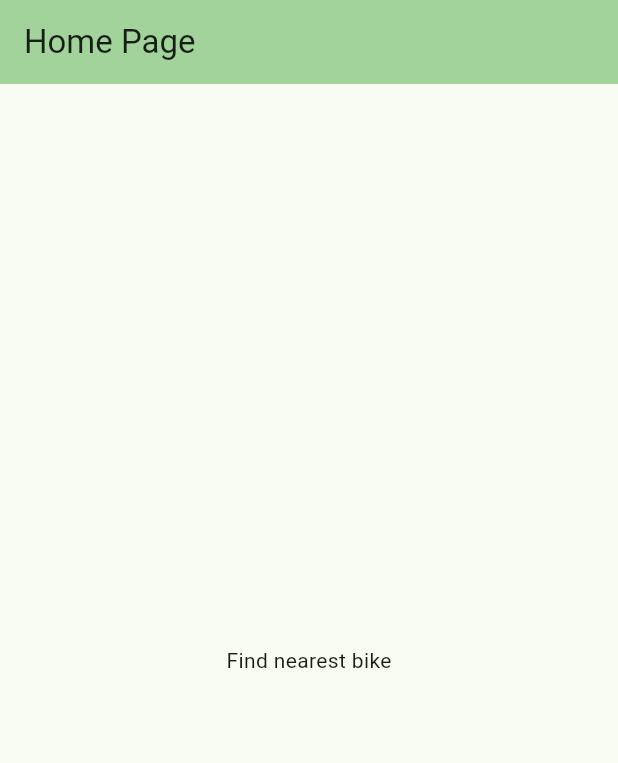
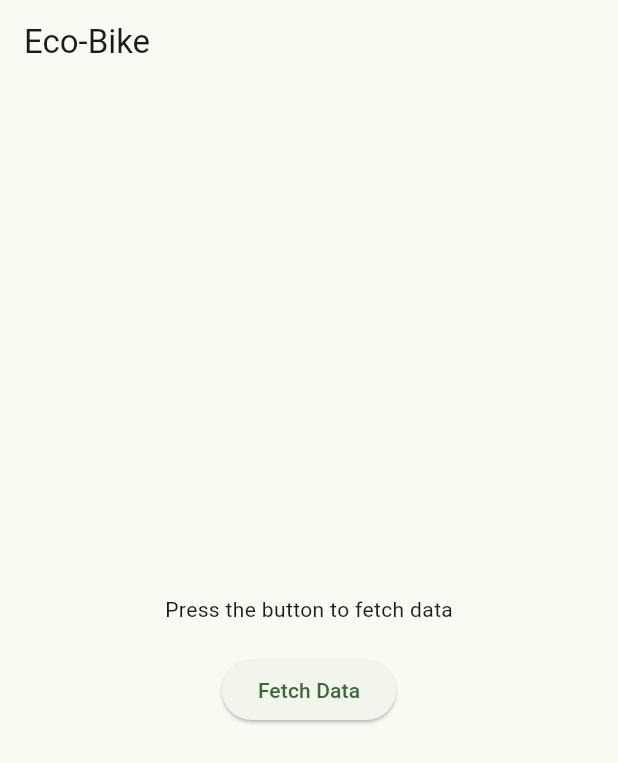
Before and after one commit to JamesRenn-ie/BrisHack25, a Flutter app: the screen it shows after launch, on a phone screen of 412 x 824 dp. Shown: the top 763 px of the screen. Run offline on Flutter 3.47's test engine with Material 3 defaults, Android fonts, the light colour scheme and no system bars; our stand-ins replace flutter_bloc.

Commit message:
added backend localhost flask thing

```diff
--- /dev/null
+++ b/EcoBike/lib/backend_bloc.dart
@@ -0,0 +1,15 @@
+import 'package:flutter_bloc/flutter_bloc.dart';
+import 'package:http/http.dart' as http;
+
+class BackendBloc extends Cubit<String> {
+  BackendBloc() : super('');
+
+  Future<void> fetchData() async {
+    final response = await http.get(Uri.parse('http://localhost:5000/api/data'));
+    if (response.statusCode == 200) {
+      emit(response.body);
+    } else {
+      emit('Failed to fetch data');
+    }
+  }
+}
--- a/EcoBike/lib/main.dart
+++ b/EcoBike/lib/main.dart
@@ -1,4 +1,6 @@
 import 'package:flutter/material.dart';
+import 'package:flutter_bloc/flutter_bloc.dart';
+import 'backend_bloc.dart';
 
 void main() {
   runApp(const MyApp());
@@ -7,7 +9,6 @@ void main() {
 class MyApp extends StatelessWidget {
   const MyApp({super.key});
 
-  // This widget is the root of your application.
   @override
   Widget build(BuildContext context) {
     return MaterialApp(
@@ -16,41 +17,43 @@ class MyApp extends StatelessWidget {
         colorScheme: ColorScheme.fromSeed(seedColor: Colors.green),
         useMaterial3: true,
       ),
-      home: const MyHomePage(title: 'Home Page'),
+      home: BlocProvider(
+        create: (context) => BackendBloc(),
+        child: MyHomePage(),
+      ),
     );
   }
 }
 
-class MyHomePage extends StatefulWidget {
-  const MyHomePage({super.key, required this.title});
-
-
-  final String title;
-
-  @override
-  State<MyHomePage> createState() => _MyHomePageState();
-}
-
-class _MyHomePageState extends State<MyHomePage> {
-
+class MyHomePage extends StatelessWidget {
+  const MyHomePage({super.key});
 
   @override
   Widget build(BuildContext context) {
     return Scaffold(
-      appBar: AppBar(
-        backgroundColor: Theme.of(context).colorScheme.inversePrimary,
-        title: Text(widget.title),
-      ),
+      appBar: AppBar(title: Text("Eco-Bike")),
       body: Center(
         child: Column(
           mainAxisAlignment: MainAxisAlignment.center,
-          children: <Widget>[
-            const Text(
-              'Find nearest bike',
+          children: [
+            BlocBuilder<BackendBloc, String>(
+              builder: (context, state) {
+                if (state.isEmpty) {
+                  return Text("Press the button to fetch data");
+                }
+                return Text(state);
+              },
+            ),
+            const SizedBox(height: 20),
+            ElevatedButton(
+              onPressed: () {
+                context.read<BackendBloc>().fetchData();
+              },
+              child: Text("Fetch Data"),
             ),
           ],
         ),
-      ),// This trailing comma makes auto-formatting nicer for build methods.
+      ),
     );
   }
 }
```
